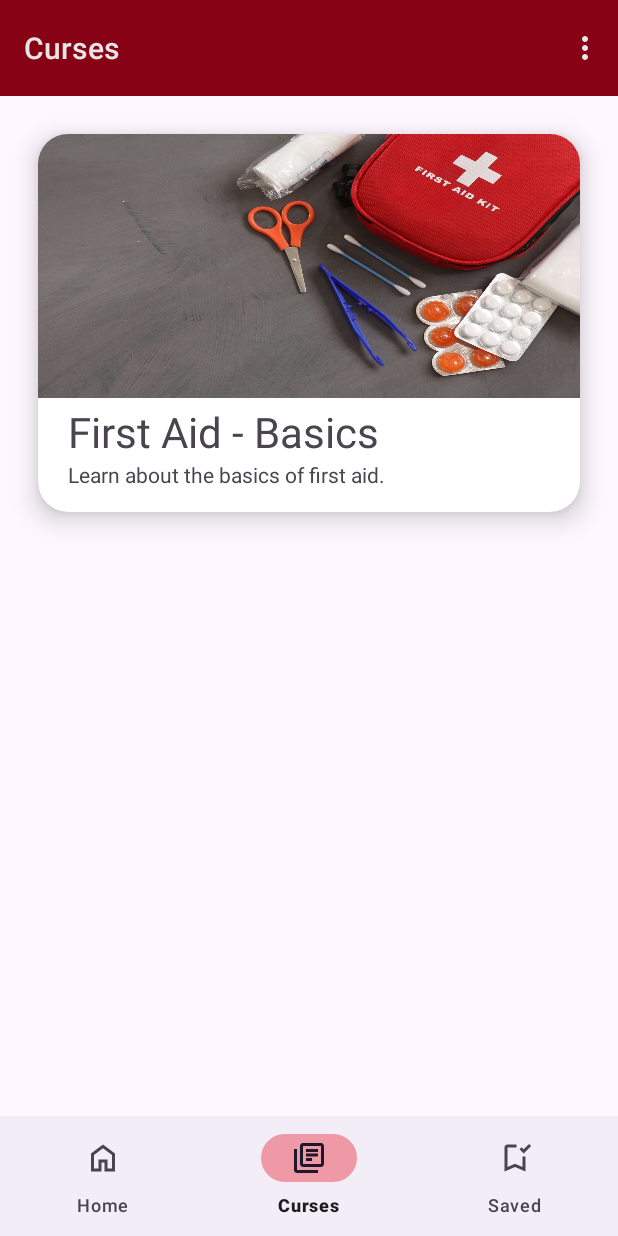
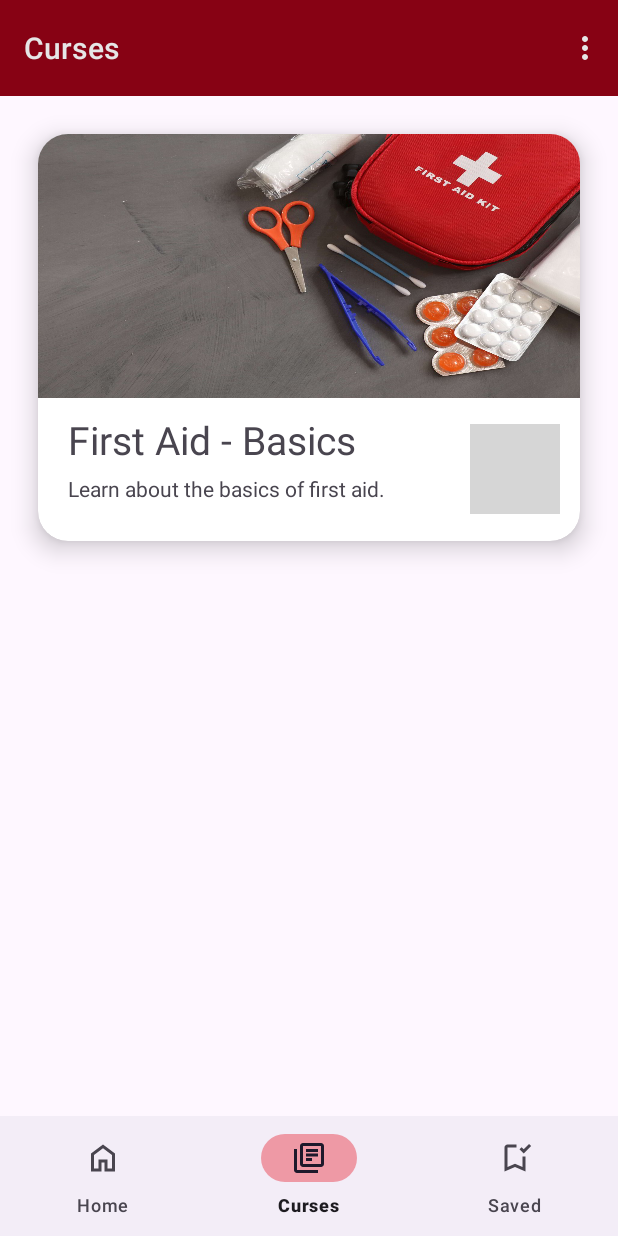
Before and after one commit to kyb3rcipher/ASISTEM, an Android app: the screen it shows after launch (MainActivity), item 2 of the bottom bar chosen, on a phone screen of 412 x 824 dp. Run offline under Robolectric (Android 15) with nearby library versions, the phone set to English and light mode, and no system bars; grey boxes are pictures that could not be loaded.

Commit message:
Add courses button

```diff
--- a/app/src/main/res/layout/fragment_courses.xml
+++ b/app/src/main/res/layout/fragment_courses.xml
@@ -2,13 +2,15 @@
 <FrameLayout xmlns:android="http://schemas.android.com/apk/res/android"
     xmlns:app="http://schemas.android.com/apk/res-auto"
     xmlns:tools="http://schemas.android.com/tools"
+    android:id="@+id/imagebutton"
     android:layout_width="match_parent"
     android:layout_height="match_parent"
+    android:onClick="click"
     tools:context=".CoursesFragment">
 
     <androidx.cardview.widget.CardView
         android:layout_width="match_parent"
-        android:layout_height="wrap_content"
+        android:layout_height="271dp"
         android:layout_margin="25dp"
         app:cardCornerRadius="20dp"
         app:cardElevation="10dp">
@@ -31,28 +33,42 @@
                 android:layout_height="match_parent"
                 android:orientation="horizontal">
 
+                <LinearLayout
+                    android:layout_width="match_parent"
+                    android:layout_height="match_parent"
+                    android:orientation="vertical">
+
                     <TextView
                         android:id="@+id/courseName"
-                    android:layout_width="match_parent"
+                        android:layout_width="288dp"
                         android:layout_height="wrap_content"
                         android:paddingStart="20dp"
-                    android:paddingTop="3dp"
+                        android:paddingTop="10dp"
                         android:paddingEnd="70dp"
                         android:text="First Aid - Basics"
                         android:textAlignment="viewStart"
-                    android:textSize="28sp" />
-
-            </LinearLayout>
+                        android:textSize="26sp" />
 
                     <TextView
                         android:id="@+id/courseDescription"
                         android:layout_width="match_parent"
-                android:layout_height="match_parent"
+                        android:layout_height="54dp"
                         android:paddingStart="20dp"
+                        android:paddingTop="5dp"
                         android:paddingEnd="30dp"
                         android:paddingBottom="15dp"
                         android:text="Learn about the basics of first aid."
                         android:textSize="14sp" />
+                </LinearLayout>
+
+                <ImageButton
+                    android:layout_width="60dp"
+                    android:layout_height="60dp"
+                    android:layout_gravity="center"
+                    android:background="@drawable/circle"
+                    android:src="@drawable/ic_bookmark_add" />
+
+            </LinearLayout>
 
         </LinearLayout>
     </androidx.cardview.widget.CardView>
```
Lines whose indentation alone changed are shown as unchanged.
